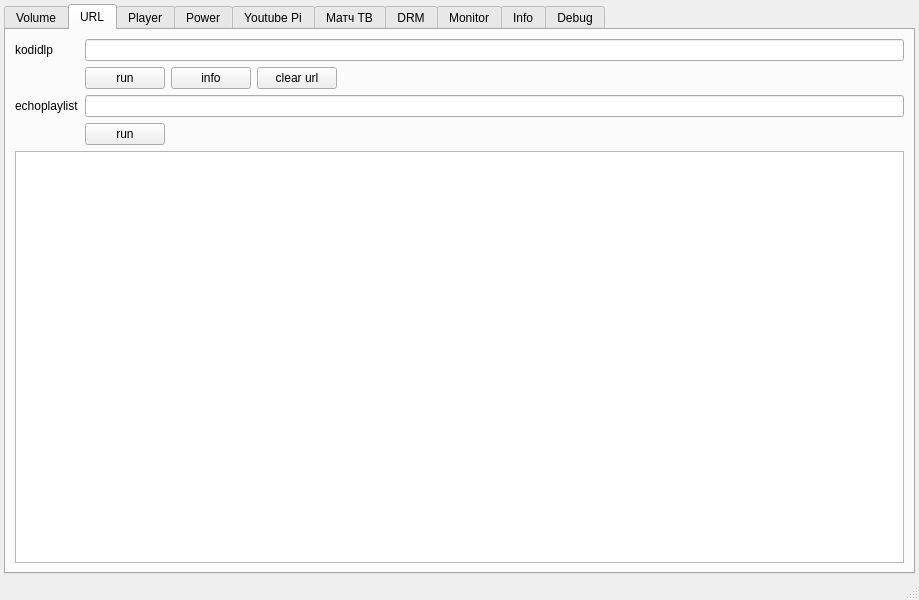
Above: kodigui.ui from definitly486/KodiGui before the change. Below: the same form after it.
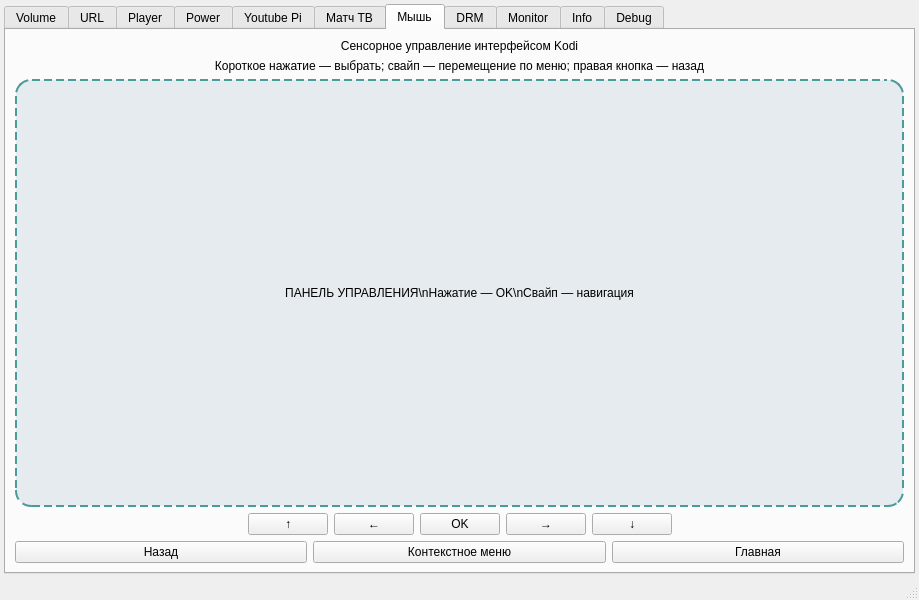
That is the form after the change. The open tabs and pages were chosen to show the change. Icons and pictures are not drawn.

Commit message: Add dedicated Kodi mouse control tab

The edit to the form file:
```diff
--- a/kodigui.ui
+++ b/kodigui.ui
@@ -727,6 +727,88 @@
         </item>
        </layout>
       </widget>
+
+      <widget class="QWidget" name="mouseControlTab">
+       <attribute name="title">
+        <string>Мышь</string>
+       </attribute>
+       <layout class="QVBoxLayout" name="mouseControlLayout">
+        <item>
+         <widget class="QLabel" name="mouseControlInfoLabel">
+          <property name="text">
+           <string>Сенсорное управление интерфейсом Kodi</string>
+          </property>
+          <property name="alignment">
+           <set>Qt::AlignCenter</set>
+          </property>
+         </widget>
+        </item>
+        <item>
+         <widget class="QLabel" name="mousePadStatusLabel">
+          <property name="text">
+           <string>Короткое нажатие — выбрать; свайп — перемещение по меню; правая кнопка — назад</string>
+          </property>
+          <property name="alignment">
+           <set>Qt::AlignCenter</set>
+          </property>
+          <property name="wordWrap">
+           <bool>true</bool>
+          </property>
+         </widget>
+        </item>
+        <item>
+         <widget class="QFrame" name="mousePadWidget">
+          <property name="minimumSize">
+           <size><width>300</width><height>230</height></size>
+          </property>
+          <property name="frameShape"><enum>QFrame::StyledPanel</enum></property>
+          <property name="frameShadow"><enum>QFrame::Raised</enum></property>
+          <property name="styleSheet">
+           <string notr="true">QFrame#mousePadWidget { background-color: rgba(90, 130, 160, 35); border: 2px dashed #4c9b9b; border-radius: 16px; }</string>
+          </property>
+          <layout class="QVBoxLayout" name="mousePadLayout">
+           <item>
+            <spacer name="mousePadTopSpacer">
+             <property name="orientation"><enum>Qt::Vertical</enum></property>
+             <property name="sizeHint" stdset="0"><size><width>20</width><height>20</height></size></property>
+            </spacer>
+           </item>
+           <item>
+            <widget class="QLabel" name="mousePadHintLabel">
+             <property name="text"><string>ПАНЕЛЬ УПРАВЛЕНИЯ\nНажатие — OK\nСвайп — навигация</string></property>
+             <property name="alignment"><set>Qt::AlignCenter</set></property>
+             <property name="attribute" stdset="0"><enum>Qt::WA_TransparentForMouseEvents</enum></property>
+            </widget>
+           </item>
+           <item>
+            <spacer name="mousePadBottomSpacer">
+             <property name="orientation"><enum>Qt::Vertical</enum></property>
+             <property name="sizeHint" stdset="0"><size><width>20</width><height>20</height></size></property>
+            </spacer>
+           </item>
+          </layout>
+         </widget>
+        </item>
+        <item>
+         <layout class="QHBoxLayout" name="mouseDirectionLayout">
+          <item><spacer name="mouseDirectionLeftSpacer"><property name="orientation"><enum>Qt::Horizontal</enum></property><property name="sizeHint" stdset="0"><size><width>20</width><height>20</height></size></property></spacer></item>
+          <item><widget class="QPushButton" name="mouseUpButton"><property name="text"><string>↑</string></property></widget></item>
+          <item><widget class="QPushButton" name="mouseLeftButton"><property name="text"><string>←</string></property></widget></item>
+          <item><widget class="QPushButton" name="mouseSelectButton"><property name="text"><string>OK</string></property></widget></item>
+          <item><widget class="QPushButton" name="mouseRightButton"><property name="text"><string>→</string></property></widget></item>
+          <item><widget class="QPushButton" name="mouseDownButton"><property name="text"><string>↓</string></property></widget></item>
+          <item><spacer name="mouseDirectionRightSpacer"><property name="orientation"><enum>Qt::Horizontal</enum></property><property name="sizeHint" stdset="0"><size><width>20</width><height>20</height></size></property></spacer></item>
+         </layout>
+        </item>
+        <item>
+         <layout class="QHBoxLayout" name="mouseActionLayout">
+          <item><widget class="QPushButton" name="mouseBackButton"><property name="text"><string>Назад</string></property></widget></item>
+          <item><widget class="QPushButton" name="mouseContextButton"><property name="text"><string>Контекстное меню</string></property></widget></item>
+          <item><widget class="QPushButton" name="mouseHomeButton"><property name="text"><string>Главная</string></property></widget></item>
+         </layout>
+        </item>
+       </layout>
+      </widget>
       <widget class="QWidget" name="drm">
        <attribute name="title">
         <string>DRM</string>
```
